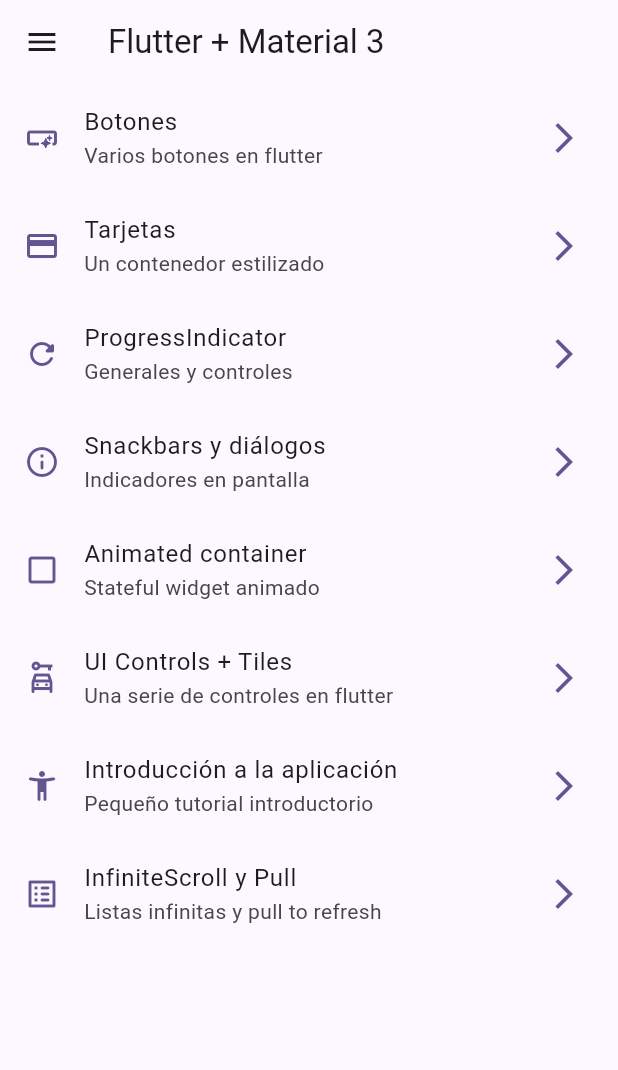
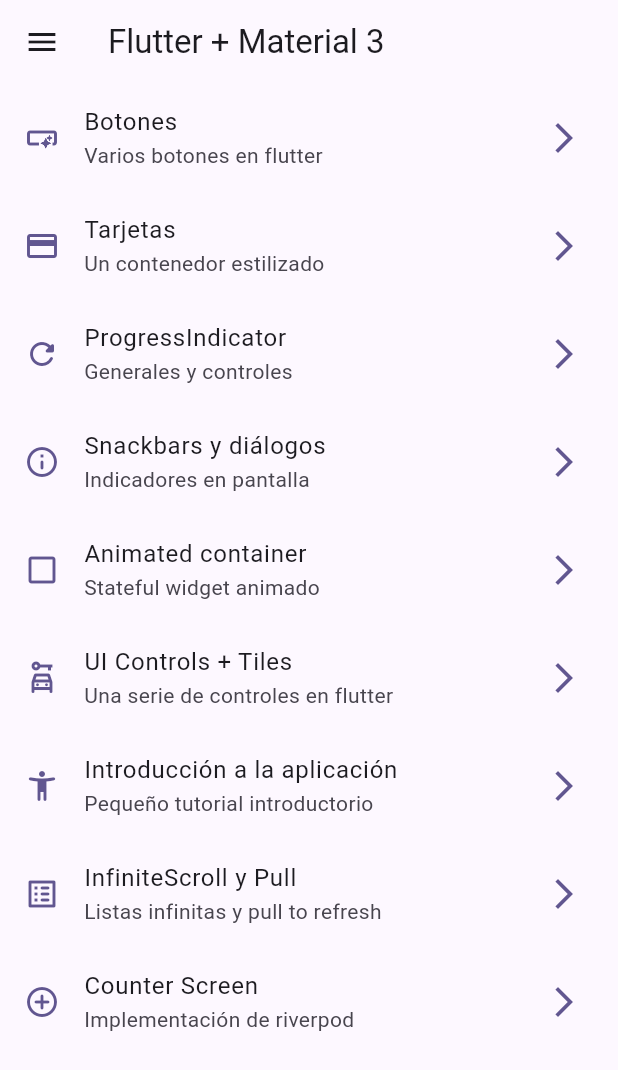
Before and after one commit to astabaresg/widgetswithflutter, a Flutter app: the screen it shows after launch, on a phone screen of 412 x 824 dp. Shown: the top 1070 px of the screen. Run offline on Flutter 3.47's test engine with Material 2 defaults, Android fonts, the phone set to English and light mode, and no system bars; our stand-ins replace animate_do, flutter_riverpod, go_router.

Commit message:
Implementación de provider para un contador sencillo

```diff
--- a/lib/config/menu/menu_items.dart
+++ b/lib/config/menu/menu_items.dart
@@ -40,7 +40,12 @@ const appMenuItems = <MenuItem>[
       title: 'InfiniteScroll y Pull',
       subtitle: 'Listas infinitas y pull to refresh',
       url: '/infinite',
-      icon: Icons.list_alt_rounded)
+      icon: Icons.list_alt_rounded),
+  MenuItem(
+      title: 'Counter Screen',
+      subtitle: 'Implementación de riverpod',
+      url: '/counter',
+      icon: Icons.add_circle_outline_rounded),
 ];
 
 class MenuItem {
--- a/lib/config/router/app_router.dart
+++ b/lib/config/router/app_router.dart
@@ -1,5 +1,6 @@
 // GoRouter configuration
 import 'package:go_router/go_router.dart';
+import 'package:widgets_app/presentation/screens/counter/counter_screen.dart';
 import 'package:widgets_app/presentation/screens/screens.dart';
 
 final appRouter = GoRouter(
@@ -49,6 +50,11 @@ final appRouter = GoRouter(
       path: '/infinite',
       name: InfiniteScrollScreen.name,
       builder: (context, state) => const InfiniteScrollScreen(),
-    )
+    ),
+    GoRoute(
+      path: '/counter',
+      name: CounterScreen.name,
+      builder: (context, state) => const CounterScreen(),
+    ),
   ],
 );
--- /dev/null
+++ b/lib/presentation/providers/counter_provider.dart
@@ -0,0 +1,3 @@
+import 'package:flutter_riverpod/flutter_riverpod.dart';
+
+final counterProvider = StateProvider<int>((ref) => 5);
```
Also changed, not shown: lib/presentation/screens/counter/counter_screen.dart (added, +60 -0 lines).
